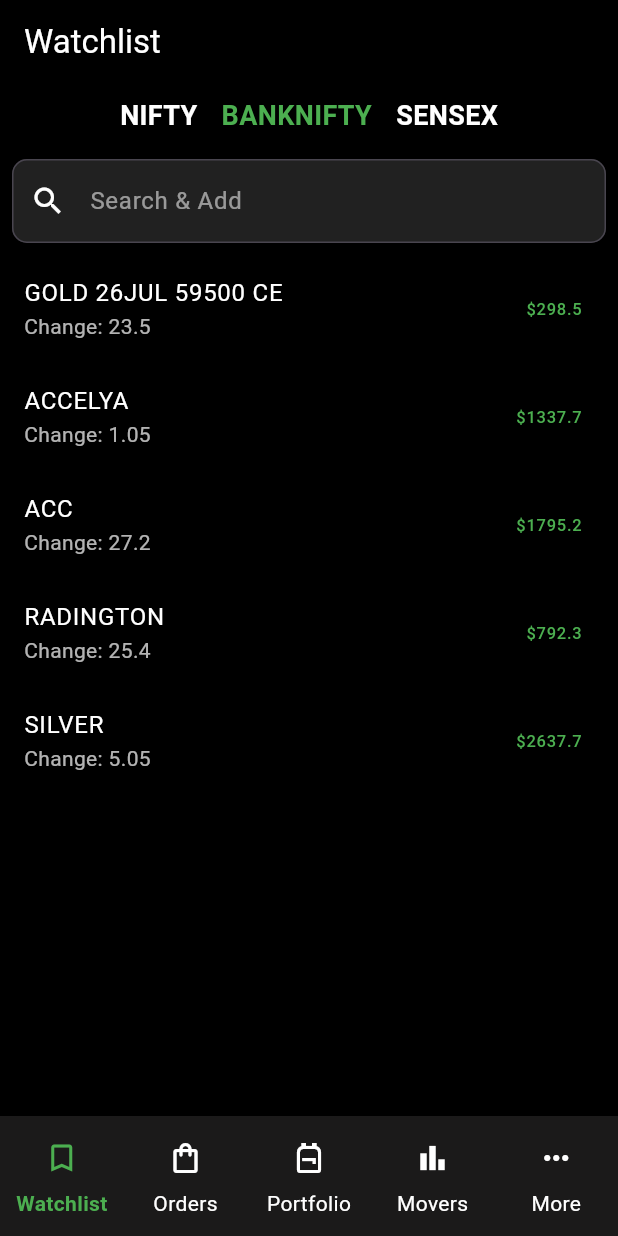
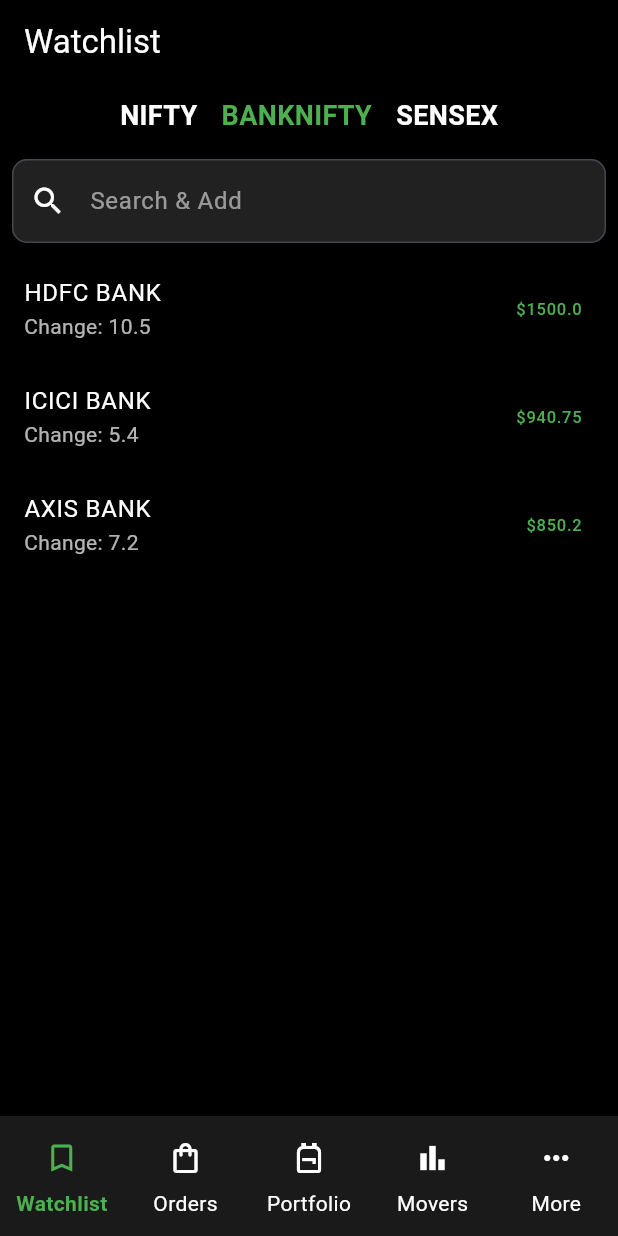
Before and after one commit to gurunivash2001/watchlistapp, a Flutter app: the screen it shows after launch, after a tap on "BANKNIFTY", on a phone screen of 412 x 824 dp. Run offline on Flutter 3.47's test engine with Material 3 defaults, Android fonts, the phone set to English and light mode, and no system bars; our stand-ins replace equatable, flutter_bloc, get.

Commit message:
stocks data updated

```diff
--- a/lib/app/modules/watchlist/bloc/watchlist_bloc.dart
+++ b/lib/app/modules/watchlist/bloc/watchlist_bloc.dart
@@ -3,6 +3,24 @@
 import 'watchlist_state.dart';
 
 class WatchlistBloc extends Bloc<WatchlistEvent, WatchlistState> {
+  final Map<int, List<Map<String, dynamic>>> watchlistData = {
+    0: [ // NIFTY Stocks
+      {"name": "GOLD 26JUL 59500 CE", "price": 298.50, "change": 23.50},
+      {"name": "ACCELYA", "price": 1337.70, "change": 1.05},
+      {"name": "ACC", "price": 1795.20, "change": 27.20},
+    ],
+    1: [ // BANKNIFTY Stocks
+      {"name": "HDFC BANK", "price": 1500.00, "change": 10.50},
+      {"name": "ICICI BANK", "price": 940.75, "change": 5.40},
+      {"name": "AXIS BANK", "price": 850.20, "change": 7.20},
+    ],
+    2: [ // SENSEX Stocks
+      {"name": "RELIANCE", "price": 2550.90, "change": 20.30},
+      {"name": "TCS", "price": 3350.40, "change": 15.25},
+      {"name": "INFOSYS", "price": 1620.10, "change": 8.10},
+    ],
+  };
+
   WatchlistBloc()
       : super(WatchlistState(
           watchlistGroups: ["NIFTY", "BANKNIFTY", "SENSEX"],
@@ -11,16 +29,17 @@
             {"name": "GOLD 26JUL 59500 CE", "price": 298.50, "change": 23.50},
             {"name": "ACCELYA", "price": 1337.70, "change": 1.05},
             {"name": "ACC", "price": 1795.20, "change": 27.20},
-            {"name": "RADINGTON", "price": 792.30, "change": 25.40},
-            {"name": "SILVER", "price": 2637.70, "change": 5.05},
           ],
         )) {
-    on<LoadWatchlist>((event, emit) {
+     on<LoadWatchlist>((event, emit) {
       emit(state);
     });
 
-    on<SwitchWatchlistGroup>((event, emit) {
-      emit(state.copyWith(selectedGroupIndex: event.index));
+     on<SwitchWatchlistGroup>((event, emit) {
+      emit(state.copyWith(
+        selectedGroupIndex: event.index,
+        stocks: watchlistData[event.index] ?? [],
+      ));
     });
   }
 }
--- a/lib/app/modules/watchlist/screens/watchlist_screen.dart
+++ b/lib/app/modules/watchlist/screens/watchlist_screen.dart
@@ -12,7 +12,7 @@
   @override
   Widget build(BuildContext context) {
     return BlocProvider(
-      create: (context) => WatchlistBloc()..add(LoadWatchlist()),
+      create: (context) => WatchlistBloc() ,
       child: Scaffold(
         backgroundColor: Colors.black,
         appBar: AppBar(
```
